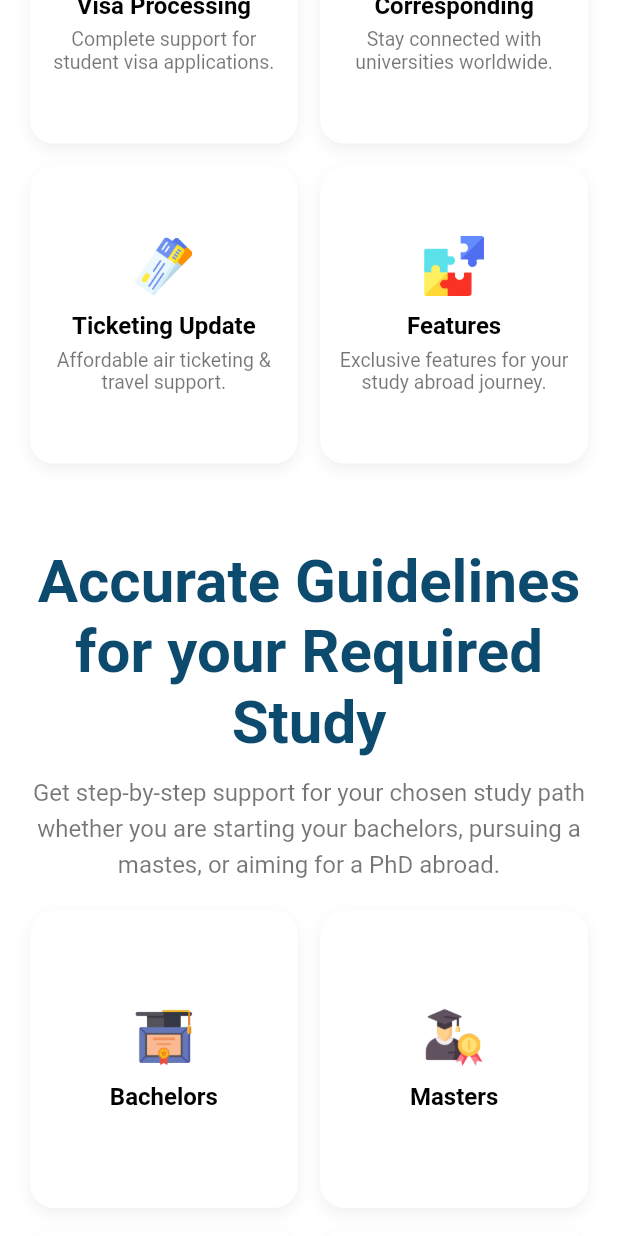
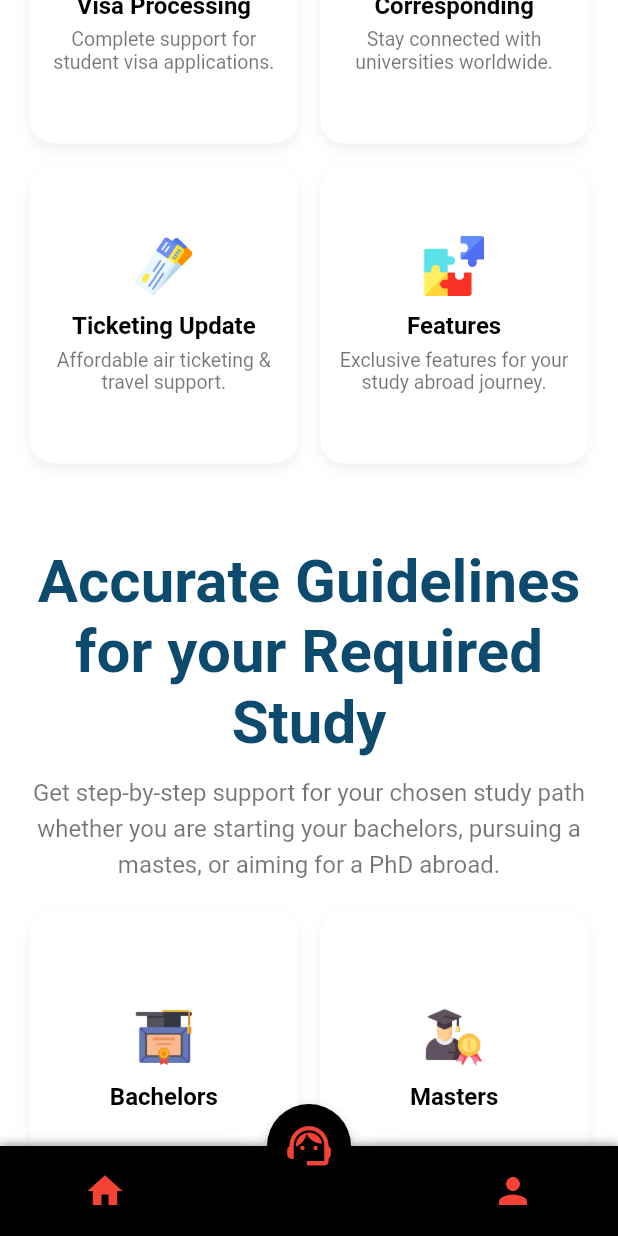
Before and after one commit to Md-Junaead/eduwise, a Flutter app: the screen it shows after launch, scrolled down 576 dp, on a phone screen of 412 x 824 dp. Run offline on Flutter 3.47's test engine with Material 3 defaults, Android fonts, the light colour scheme and no system bars; our stand-ins replace carousel_slider.

Commit message:
Bottom Nav Updated

```diff
--- a/lib/configs/routes/routes.dart
+++ b/lib/configs/routes/routes.dart
@@ -1,8 +1,11 @@
 import 'package:eduwise/configs/routes/routes_name.dart';
 import 'package:eduwise/screens/conditions/terms_conditions_screen.dart';
+import 'package:eduwise/screens/consultant-profile/con_profile_view.dart';
 import 'package:eduwise/screens/home/home_screen.dart';
+import 'package:eduwise/screens/profile/profile_view.dart';
 import 'package:eduwise/screens/signin/signin_view.dart';
 import 'package:eduwise/screens/signup/signup_view.dart';
+import 'package:eduwise/widget/bottom_nav.dart';
 import 'package:flutter/material.dart';
 
 class Routes {
@@ -30,6 +33,23 @@ class Routes {
           builder: (BuildContext context) => TermsAndConditionsScreen(),
         );
 
+      // Bottom Nav Bar Nevigation
+
+      case RoutesName.bottomNav:
+        return MaterialPageRoute(
+          builder: (BuildContext context) => BottomNav(),
+        );
+
+      case RoutesName.profileScreen:
+        return MaterialPageRoute(
+          builder: (BuildContext context) => ProfileScreen(),
+        );
+
+      case RoutesName.consultantScreen:
+        return MaterialPageRoute(
+          builder: (BuildContext context) => ConsultantScreen(),
+        );
+
       default:
         return MaterialPageRoute(
           builder: (_) {
--- a/lib/configs/routes/routes_name.dart
+++ b/lib/configs/routes/routes_name.dart
@@ -4,4 +4,9 @@ class RoutesName {
   static const String signUpScreen = 'SignUpScreen';
   static const String homeScreen = 'HomeScreen';
   static const String termsAndConditionsScreen = 'TermsAndConditionsScreen';
+
+  // Bottom Nav Bar
+  static const String bottomNav = 'BottomNav';
+  static const String profileScreen = 'ProfileScreen';
+  static const String consultantScreen = 'ConsultantScreen';
 }
--- a/lib/main.dart
+++ b/lib/main.dart
@@ -26,7 +26,7 @@ class MyApp extends StatelessWidget {
         title: 'Eduwise',
         theme: AppTheme.light, // Centralized theme
         // 👇 Added Routing system
-        initialRoute: RoutesName.homeScreen,
+        initialRoute: RoutesName.bottomNav,
         onGenerateRoute: Routes.generateRoute,
       ),
     );
--- /dev/null
+++ b/lib/widget/bottom_nav.dart
@@ -0,0 +1,83 @@
+import 'package:eduwise/screens/consultant-profile/con_profile_view.dart';
+import 'package:eduwise/screens/home/home_screen.dart';
+import 'package:eduwise/screens/profile/profile_view.dart';
+import 'package:flutter/material.dart';
+
+class BottomNav extends StatefulWidget {
+  const BottomNav({super.key});
+
+  @override
+  State<BottomNav> createState() => _BottomNavState();
+}
+
+class _BottomNavState extends State<BottomNav> {
+  int _currentIndex = 0; // Track which tab is selected
+
+  // ✅ Use IndexedStack for persistent navigation
+  final List<Widget> _screens = const [
+    HomeScreen(),
+    ConsultantScreen(),
+    ProfileScreen(),
+  ];
+
+  @override
+  Widget build(BuildContext context) {
+    return Scaffold(
+      // ✅ Keeps state of all screens (doesn't rebuild)
+      body: IndexedStack(index: _currentIndex, children: _screens),
+
+      // ----------------- Bottom Navigation Bar -----------------
+      bottomNavigationBar: Container(
+        decoration: const BoxDecoration(
+          color: Colors.black, // Background color Black
+          boxShadow: [
+            BoxShadow(color: Colors.grey, blurRadius: 5, spreadRadius: 1),
+          ],
+        ),
+        child: BottomAppBar(
+          color: Colors.black,
+          shape:
+              const CircularNotchedRectangle(), // Makes middle button stand out
+          notchMargin: 8.0,
+          child: SizedBox(
+            height: 60, // Height of navbar
+            child: Row(
+              mainAxisAlignment: MainAxisAlignment.spaceAround,
+              children: [
+                // Home Tab
+                IconButton(
+                  icon: const Icon(Icons.home, color: Colors.red, size: 28),
+                  onPressed: () =>
+                      setState(() => _currentIndex = 0), // ✅ Switch tab
+                ),
+
+                // Empty space for middle large button
+                const SizedBox(width: 40),
+
+                // Profile Tab
+                IconButton(
+                  icon: const Icon(Icons.person, color: Colors.red, size: 28),
+                  onPressed: () =>
+                      setState(() => _currentIndex = 2), // ✅ Switch tab
+                ),
+              ],
+            ),
+          ),
+        ),
+      ),
+
+      // ----------------- Floating Middle Button -----------------
+      floatingActionButtonLocation: FloatingActionButtonLocation.centerDocked,
+      floatingActionButton: FloatingActionButton(
+        backgroundColor: Colors.black,
+        elevation: 5,
+        onPressed: () => setState(() => _currentIndex = 1), // ✅ Switch tab
+        child: const Icon(
+          Icons.support_agent, // Consultant Icon
+          color: Colors.red,
+          size: 35, // Larger size for modern look
+        ),
+      ),
+    );
+  }
+}
```
Also changed, not shown: lib/screens/consultant-profile/con_profile_view.dart (added, +23 -0 lines), lib/screens/profile/profile_view.dart (added, +23 -0 lines), lib/screens/consultant-profile/con-profile-view.dart (deleted).
